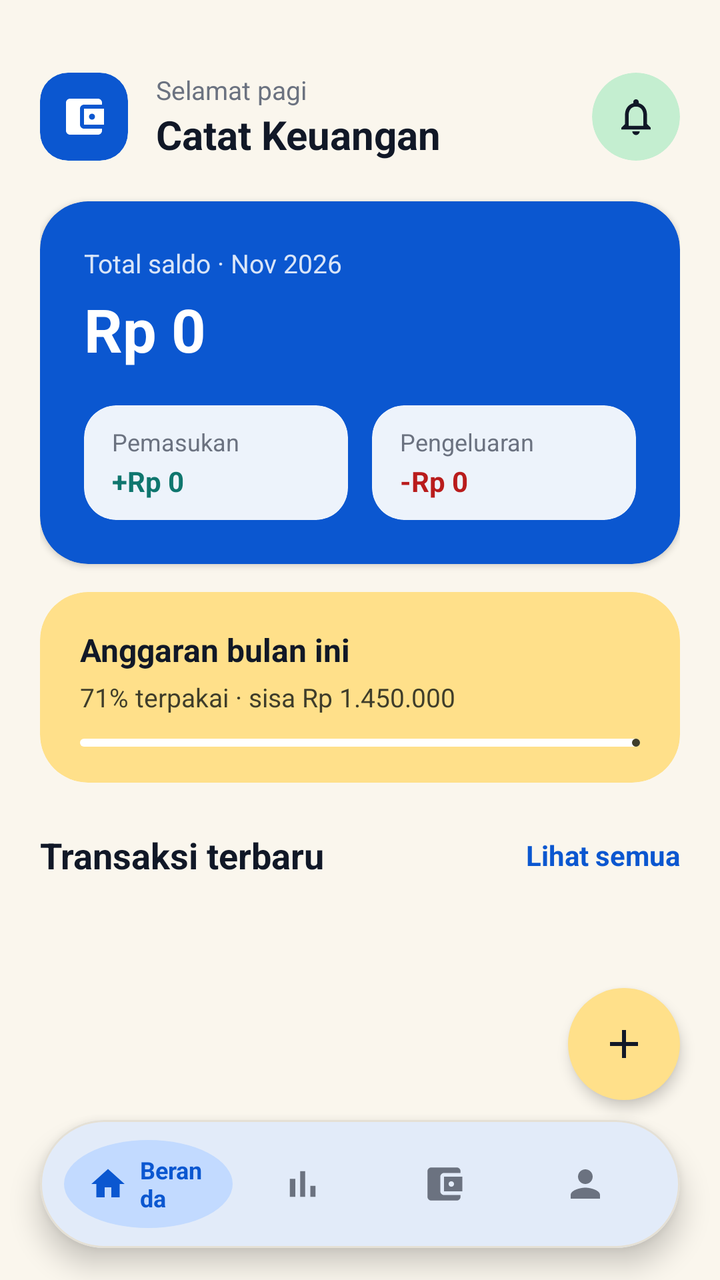
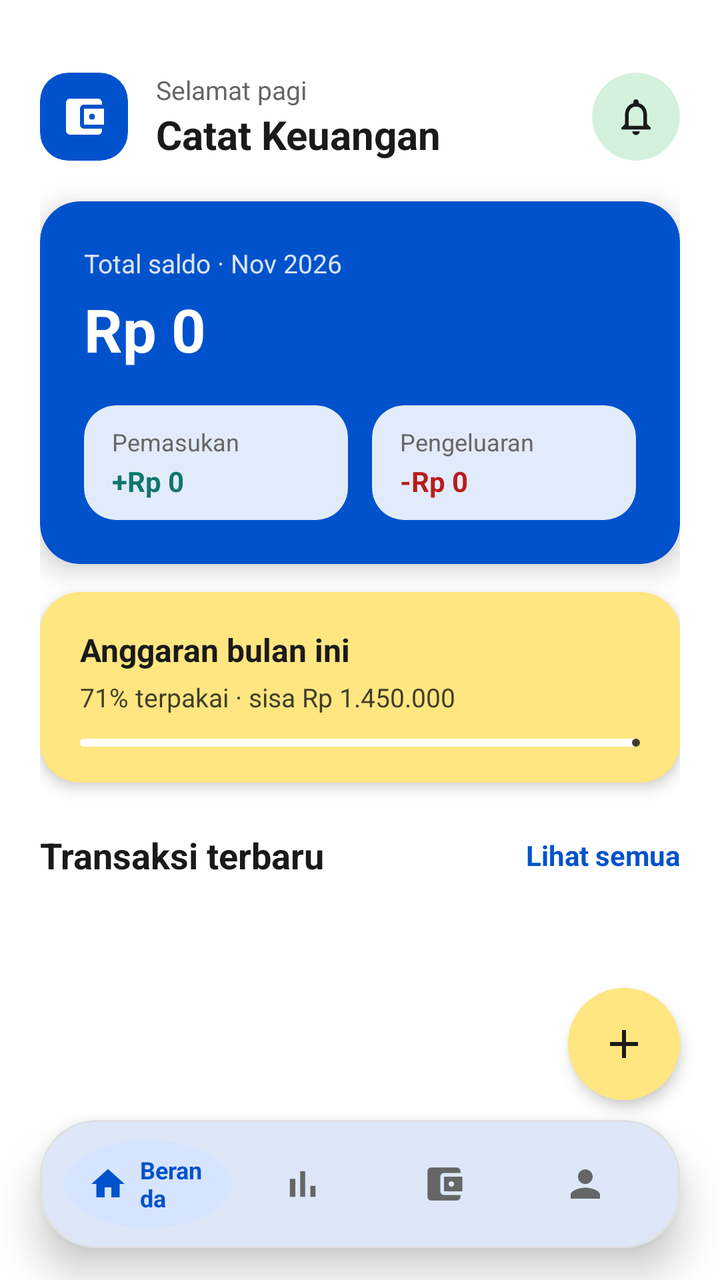

An Android layout rendered at two revisions. The XML below is the earlier revision; the diff shows what the commit changed to produce the second picture.
<!-- AndroidManifest.xml: application theme Theme.Keuangan -->
<!-- res/layout/activity_main.xml -->
<?xml version="1.0" encoding="utf-8"?>
<androidx.coordinatorlayout.widget.CoordinatorLayout
    xmlns:android="http://schemas.android.com/apk/res/android"
    xmlns:app="http://schemas.android.com/apk/res-auto"
    android:layout_width="match_parent"
    android:layout_height="match_parent"
    android:background="@color/brand_background">

    <androidx.core.widget.NestedScrollView
        android:layout_width="match_parent"
        android:layout_height="match_parent"
        android:clipToPadding="false"
        android:paddingBottom="100dp"
        android:fillViewport="true">

        <LinearLayout
            android:layout_width="match_parent"
            android:layout_height="wrap_content"
            android:orientation="vertical"
            android:paddingHorizontal="20dp"
            android:paddingTop="36dp">

            
            <LinearLayout
                android:layout_width="match_parent"
                android:layout_height="wrap_content"
                android:gravity="center_vertical"
                android:orientation="horizontal">

                <com.google.android.material.card.MaterialCardView
                    android:layout_width="44dp"
                    android:layout_height="44dp"
                    app:cardBackgroundColor="@color/brand_blue"
                    app:cardCornerRadius="14dp"
                    app:cardElevation="0dp"
                    app:strokeWidth="0dp">

                    <ImageView
                        android:layout_width="24dp"
                        android:layout_height="24dp"
                        android:layout_gravity="center"
                        android:src="@drawable/ic_wallet"
                        app:tint="#FFFFFF" />
                </com.google.android.material.card.MaterialCardView>

                <LinearLayout
                    android:layout_width="0dp"
                    android:layout_height="wrap_content"
                    android:layout_marginStart="14dp"
                    android:layout_weight="1"
                    android:orientation="vertical">

                    <TextView
                        android:layout_width="wrap_content"
                        android:layout_height="wrap_content"
                        android:text="Selamat pagi"
                        android:textColor="@color/brand_text_secondary"
                        android:textSize="13sp" />

                    <TextView
                        android:layout_width="wrap_content"
                        android:layout_height="wrap_content"
                        android:text="Catat Keuangan"
                        android:textColor="@color/brand_text_primary"
                        android:textSize="20sp"
                        android:textStyle="bold" />
                </LinearLayout>

                <com.google.android.material.card.MaterialCardView
                    android:id="@+id/btnNotification"
                    android:layout_width="44dp"
                    android:layout_height="44dp"
                    app:cardBackgroundColor="@color/brand_teal"
                    app:cardCornerRadius="22dp"
                    app:cardElevation="0dp"
                    app:strokeWidth="0dp">

                    <ImageView
                        android:layout_width="22dp"
                        android:layout_height="22dp"
                        android:layout_gravity="center"
                        android:src="@drawable/ic_notifications"
                        app:tint="@color/brand_text_primary" />
                </com.google.android.material.card.MaterialCardView>
            </LinearLayout>

            
            <com.google.android.material.card.MaterialCardView
                android:layout_width="match_parent"
                android:layout_height="wrap_content"
                android:layout_marginTop="20dp"
                app:cardBackgroundColor="@color/brand_blue"
                app:cardCornerRadius="24dp"
                app:cardElevation="2dp"
                app:strokeWidth="0dp">

                <LinearLayout
                    android:layout_width="match_parent"
                    android:layout_height="wrap_content"
                    android:orientation="vertical"
                    android:padding="22dp">

                    <TextView
                        android:id="@+id/tvBalanceHeaderMonth"
                        android:layout_width="wrap_content"
                        android:layout_height="wrap_content"
                        android:text="Total saldo · Nov 2026"
                        android:textColor="#FFFFFF"
                        android:alpha="0.85"
                        android:textSize="13sp" />

                    <TextView
                        android:id="@+id/tvTotalBalance"
                        android:layout_width="wrap_content"
                        android:layout_height="wrap_content"
                        android:layout_marginTop="4dp"
                        android:text="Rp 0"
                        android:textColor="#FFFFFF"
                        android:textSize="30sp"
                        android:textStyle="bold" />

                    <LinearLayout
                        android:layout_width="match_parent"
                        android:layout_height="wrap_content"
                        android:layout_marginTop="18dp"
                        android:orientation="horizontal">

                        
                        <com.google.android.material.card.MaterialCardView
                            android:layout_width="0dp"
                            android:layout_height="wrap_content"
                            android:layout_weight="1"
                            android:layout_marginEnd="6dp"
                            app:cardBackgroundColor="#FFFFFF"
                            app:cardCornerRadius="16dp"
                            app:cardElevation="0dp"
                            app:strokeWidth="0dp">

                            <LinearLayout
                                android:layout_width="match_parent"
                                android:layout_height="wrap_content"
                                android:orientation="vertical"
                                android:paddingHorizontal="14dp"
                                android:paddingVertical="10dp">

                                <TextView
                                    android:layout_width="wrap_content"
                                    android:layout_height="wrap_content"
                                    android:text="Pemasukan"
                                    android:textColor="@color/brand_text_secondary"
                                    android:textSize="12sp" />

                                <TextView
                                    android:id="@+id/tvTotalIncome"
                                    android:layout_width="wrap_content"
                                    android:layout_height="wrap_content"
                                    android:layout_marginTop="2dp"
                                    android:text="+Rp 0"
                                    android:textColor="@color/income_green"
                                    android:textSize="14sp"
                                    android:textStyle="bold" />
                            </LinearLayout>
                        </com.google.android.material.card.MaterialCardView>

                        
                        <com.google.android.material.card.MaterialCardView
                            android:layout_width="0dp"
                            android:layout_height="wrap_content"
                            android:layout_weight="1"
                            android:layout_marginStart="6dp"
                            app:cardBackgroundColor="#FFFFFF"
                            app:cardCornerRadius="16dp"
                            app:cardElevation="0dp"
                            app:strokeWidth="0dp">

                            <LinearLayout
                                android:layout_width="match_parent"
                                android:layout_height="wrap_content"
                                android:orientation="vertical"
                                android:paddingHorizontal="14dp"
                                android:paddingVertical="10dp">

                                <TextView
                                    android:layout_width="wrap_content"
                                    android:layout_height="wrap_content"
                                    android:text="Pengeluaran"
                                    android:textColor="@color/brand_text_secondary"
                                    android:textSize="12sp" />

                                <TextView
                                    android:id="@+id/tvTotalExpense"
                                    android:layout_width="wrap_content"
                                    android:layout_height="wrap_content"
                                    android:layout_marginTop="2dp"
                                    android:text="-Rp 0"
                                    android:textColor="@color/expense_red"
                                    android:textSize="14sp"
                                    android:textStyle="bold" />
                            </LinearLayout>
                        </com.google.android.material.card.MaterialCardView>
                    </LinearLayout>
                </LinearLayout>
            </com.google.android.material.card.MaterialCardView>

            
            <com.google.android.material.card.MaterialCardView
                android:layout_width="match_parent"
                android:layout_height="wrap_content"
                android:layout_marginTop="14dp"
                app:cardBackgroundColor="@color/brand_yellow"
                app:cardCornerRadius="24dp"
                app:cardElevation="0dp"
                app:strokeWidth="0dp">

                <LinearLayout
                    android:layout_width="match_parent"
                    android:layout_height="wrap_content"
                    android:orientation="vertical"
                    android:paddingHorizontal="20dp"
                    android:paddingVertical="18dp">

                    <TextView
                        android:layout_width="wrap_content"
                        android:layout_height="wrap_content"
                        android:text="Anggaran bulan ini"
                        android:textColor="@color/brand_text_primary"
                        android:textSize="16sp"
                        android:textStyle="bold" />

                    <TextView
                        android:id="@+id/tvBudgetSubtitle"
                        android:layout_width="wrap_content"
                        android:layout_height="wrap_content"
                        android:layout_marginTop="4dp"
                        android:text="71% terpakai · sisa Rp 1.450.000"
                        android:textColor="#3F3D2A"
                        android:textSize="13sp" />

                    <com.google.android.material.progressindicator.LinearProgressIndicator
                        android:id="@+id/pbBudget"
                        android:layout_width="match_parent"
                        android:layout_height="8dp"
                        android:layout_marginTop="12dp"
                        android:progress="71"
                        app:indicatorColor="#3F3D2A"
                        app:trackColor="#FFFFFF"
                        app:trackCornerRadius="4dp" />
                </LinearLayout>
            </com.google.android.material.card.MaterialCardView>

            
            <LinearLayout
                android:layout_width="match_parent"
                android:layout_height="wrap_content"
                android:layout_marginTop="24dp"
                android:layout_marginBottom="12dp"
                android:gravity="center_vertical"
                android:orientation="horizontal">

                <TextView
                    android:layout_width="0dp"
                    android:layout_height="wrap_content"
                    android:layout_weight="1"
                    android:text="Transaksi terbaru"
                    android:textColor="@color/brand_text_primary"
                    android:textSize="18sp"
                    android:textStyle="bold" />

                <TextView
                    android:id="@+id/tvSeeAll"
                    android:layout_width="wrap_content"
                    android:layout_height="wrap_content"
                    android:text="Lihat semua"
                    android:textColor="@color/brand_blue"
                    android:textSize="14sp"
                    android:textStyle="bold" />
            </LinearLayout>

            <TextView
                android:id="@+id/tvEmptyState"
                android:layout_width="match_parent"
                android:layout_height="wrap_content"
                android:layout_marginTop="20dp"
                android:gravity="center"
                android:text="Belum ada transaksi"
                android:textColor="@color/brand_text_secondary"
                android:textSize="14sp"
                android:visibility="gone" />

            <androidx.recyclerview.widget.RecyclerView
                android:id="@+id/rvTransactions"
                android:layout_width="match_parent"
                android:layout_height="wrap_content"
                android:nestedScrollingEnabled="false" />
        </LinearLayout>
    </androidx.core.widget.NestedScrollView>

    
    <com.google.android.material.floatingactionbutton.FloatingActionButton
        android:id="@+id/fabAdd"
        android:layout_width="wrap_content"
        android:layout_height="wrap_content"
        android:layout_gravity="bottom|end"
        android:layout_marginEnd="20dp"
        android:layout_marginBottom="90dp"
        android:contentDescription="Catat transaksi"
        android:src="@drawable/ic_add"
        app:backgroundTint="@color/brand_yellow"
        app:elevation="4dp"
        app:fabSize="normal"
        app:shapeAppearanceOverlay="@style/ShapeAppearance.Material3.Corner.Full"
        app:tint="@color/brand_text_primary" />

    
    <com.google.android.material.card.MaterialCardView
        android:layout_width="match_parent"
        android:layout_height="64dp"
        android:layout_gravity="bottom"
        android:layout_marginHorizontal="20dp"
        android:layout_marginBottom="16dp"
        app:cardBackgroundColor="@color/brand_surface"
        app:cardCornerRadius="32dp"
        app:cardElevation="8dp"
        app:strokeColor="@color/brand_outline"
        app:strokeWidth="1dp">

        <LinearLayout
            android:layout_width="match_parent"
            android:layout_height="match_parent"
            android:gravity="center_vertical"
            android:orientation="horizontal"
            android:paddingHorizontal="12dp">

            
            <LinearLayout
                android:id="@+id/tabHome"
                android:layout_width="0dp"
                android:layout_height="44dp"
                android:layout_weight="1.2"
                android:background="@drawable/bg_circle"
                android:backgroundTint="@color/brand_light_blue"
                android:gravity="center"
                android:orientation="horizontal"
                android:paddingHorizontal="12dp">

                <ImageView
                    android:layout_width="20dp"
                    android:layout_height="20dp"
                    android:src="@drawable/ic_home"
                    app:tint="@color/brand_blue" />

                <TextView
                    android:layout_width="wrap_content"
                    android:layout_height="wrap_content"
                    android:layout_marginStart="6dp"
                    android:text="Beranda"
                    android:textColor="@color/brand_blue"
                    android:textSize="12sp"
                    android:textStyle="bold" />
            </LinearLayout>

            
            <LinearLayout
                android:id="@+id/tabStats"
                android:layout_width="0dp"
                android:layout_height="44dp"
                android:layout_weight="1"
                android:gravity="center"
                android:orientation="vertical">

                <ImageView
                    android:layout_width="22dp"
                    android:layout_height="22dp"
                    android:src="@drawable/ic_bar_chart"
                    app:tint="@color/brand_text_secondary" />
            </LinearLayout>

            
            <LinearLayout
                android:id="@+id/tabWallet"
                android:layout_width="0dp"
                android:layout_height="44dp"
                android:layout_weight="1"
                android:gravity="center"
                android:orientation="vertical">

                <ImageView
                    android:layout_width="22dp"
                    android:layout_height="22dp"
                    android:src="@drawable/ic_wallet"
                    app:tint="@color/brand_text_secondary" />
            </LinearLayout>

            
            <LinearLayout
                android:id="@+id/tabProfile"
                android:layout_width="0dp"
                android:layout_height="44dp"
                android:layout_weight="1"
                android:gravity="center"
                android:orientation="vertical">

                <ImageView
                    android:layout_width="22dp"
                    android:layout_height="22dp"
                    android:src="@drawable/ic_person"
                    app:tint="@color/brand_text_secondary" />
            </LinearLayout>
        </LinearLayout>
    </com.google.android.material.card.MaterialCardView>
</androidx.coordinatorlayout.widget.CoordinatorLayout>
<!-- resources referenced by this layout -->
<resources>
  <color name="brand_background">#FAF6ED</color>
  <color name="brand_blue">#0B57D0</color>
  <color name="brand_light_blue">#C2DAFF</color>
  <color name="brand_outline">#E5E0D5</color>
  <color name="brand_surface">#FFFFFF</color>
  <color name="brand_teal">#C4EED0</color>
  <color name="brand_text_primary">#111827</color>
  <color name="brand_text_secondary">#6B7280</color>
  <color name="brand_yellow">#FFE08A</color>
  <color name="expense_red">#B91C1C</color>
  <color name="income_green">#0F766E</color>
  <!-- drawable bg_circle (drawable) -->
  <shape xmlns:android="http://schemas.android.com/apk/res/android"
      android:shape="oval">
      <solid android:color="@color/income_container" />
  </shape>
  <!-- drawable ic_add (drawable) -->
  <vector xmlns:android="http://schemas.android.com/apk/res/android"
      android:width="24dp"
      android:height="24dp"
      android:viewportWidth="24"
      android:viewportHeight="24">
      <path
          android:fillColor="#FF1A1A1A"
          android:pathData="M19,13h-6v6h-2v-6H5v-2h6V5h2v6h6v2z"/>
  </vector>
  <!-- drawable ic_bar_chart (drawable) -->
  <vector xmlns:android="http://schemas.android.com/apk/res/android"
      android:width="24dp"
      android:height="24dp"
      android:viewportWidth="24"
      android:viewportHeight="24">
      <path
          android:fillColor="#FF1A1A1A"
          android:pathData="M5,9.2h3V19H5zM10.6,5h2.8v14h-2.8zM16.2,13H19v6h-2.8z"/>
  </vector>
  <!-- drawable ic_home (drawable) -->
  <vector xmlns:android="http://schemas.android.com/apk/res/android"
      android:width="24dp"
      android:height="24dp"
      android:viewportWidth="24"
      android:viewportHeight="24">
      <path
          android:fillColor="#FF1A1A1A"
          android:pathData="M10,20v-6h4v6h5v-8h3L12,3 2,12h3v8z"/>
  </vector>
  <!-- drawable ic_notifications (drawable) -->
  <vector xmlns:android="http://schemas.android.com/apk/res/android"
      android:width="24dp"
      android:height="24dp"
      android:viewportWidth="24"
      android:viewportHeight="24">
      <path
          android:fillColor="#FF1A1A1A"
          android:pathData="M12,22c1.1,0 2,-0.9 2,-2h-4c0,1.1 0.9,2 2,2zm6,-6v-5c0,-3.07 -1.63,-5.64 -4.5,-6.32V4c0,-0.83 -0.67,-1.5 -1.5,-1.5s-1.5,0.67 -1.5,1.5v0.68C7.64,5.36 6,7.92 6,11v5l-2,2v1h16v-1l-2,-2zm-2,1H8v-6c0,-2.48 1.51,-4.5 4,-4.5s4,2.02 4,4.5v6z"/>
  </vector>
  <!-- drawable ic_person (drawable) -->
  <vector xmlns:android="http://schemas.android.com/apk/res/android"
      android:width="24dp"
      android:height="24dp"
      android:viewportWidth="24"
      android:viewportHeight="24">
      <path
          android:fillColor="#FF1A1A1A"
          android:pathData="M12,12c2.21,0 4,-1.79 4,-4s-1.79,-4 -4,-4 -4,1.79 -4,4 1.79,4 4,4zm0,2c-2.67,0 -8,1.34 -8,4v2h16v-2c0,-2.66 -5.33,-4 -8,-4z"/>
  </vector>
  <!-- drawable ic_wallet (drawable) -->
  <vector xmlns:android="http://schemas.android.com/apk/res/android"
      android:width="24dp"
      android:height="24dp"
      android:viewportWidth="24"
      android:viewportHeight="24">
      <path
          android:fillColor="#FFFFFFFF"
          android:pathData="M21,18v1c0,1.1 -0.9,2 -2,2H5c-1.11,0 -2,-0.9 -2,-2V5c0,-1.1 0.89,-2 2,-2h14c1.1,0 2,0.9 2,2v1h-9c-1.11,0 -2,0.9 -2,2v8c0,1.1 0.89,2 2,2h9zm-9,-2h10V8H12v8zm4,-2.5c-0.83,0 -1.5,-0.67 -1.5,-1.5s0.67,-1.5 1.5,-1.5 1.5,0.67 1.5,1.5 -0.67,1.5 -1.5,1.5z"/>
  </vector>
  <color name="income_container">#C4EED0</color>
  <color name="md_theme_light_primary">#0B57D0</color>
  <color name="md_theme_light_onPrimary">#FFFFFF</color>
  <color name="md_theme_light_primaryContainer">#C2DAFF</color>
  <color name="md_theme_light_onPrimaryContainer">#041E49</color>
  <color name="md_theme_light_background">#FAF6ED</color>
  <color name="md_theme_light_surface">#FFFFFF</color>
  <color name="md_theme_light_onSurface">#111827</color>
  <color name="md_theme_light_surfaceContainer">#FAF6ED</color>
  <!-- unchanged entries left out for length: 1 -->
</resources>

<!-- the commit's change to res/layout/activity_main.xml (unified diff, before → after) -->
@@ -90,8 +90,8 @@
                 android:layout_height="wrap_content"
                 android:layout_marginTop="20dp"
                 app:cardBackgroundColor="@color/brand_blue"
-                app:cardCornerRadius="24dp"
-                app:cardElevation="2dp"
+                app:cardCornerRadius="20dp"
+                app:cardElevation="8dp"
                 app:strokeWidth="0dp">
 
                 <LinearLayout
@@ -208,8 +208,8 @@
                 android:layout_height="wrap_content"
                 android:layout_marginTop="14dp"
                 app:cardBackgroundColor="@color/brand_yellow"
-                app:cardCornerRadius="24dp"
-                app:cardElevation="0dp"
+                app:cardCornerRadius="20dp"
+                app:cardElevation="4dp"
                 app:strokeWidth="0dp">
 
                 <LinearLayout
@@ -319,8 +319,8 @@
         android:layout_marginHorizontal="20dp"
         android:layout_marginBottom="16dp"
         app:cardBackgroundColor="@color/brand_surface"
-        app:cardCornerRadius="32dp"
-        app:cardElevation="8dp"
+        app:cardCornerRadius="28dp"
+        app:cardElevation="12dp"
         app:strokeColor="@color/brand_outline"
         app:strokeWidth="1dp">
 
<!-- resource entries referenced after the edit -->
@@ -1,14 +1,14 @@
 <!-- resources referenced by this layout -->
 <resources>
-  <color name="brand_background">#FAF6ED</color>
-  <color name="brand_blue">#0B57D0</color>
-  <color name="brand_light_blue">#C2DAFF</color>
-  <color name="brand_outline">#E5E0D5</color>
+  <color name="brand_background">#FFFFFF</color>
+  <color name="brand_blue">#0052CC</color>
+  <color name="brand_light_blue">#D6E4FF</color>
+  <color name="brand_outline">#E0E0E0</color>
   <color name="brand_surface">#FFFFFF</color>
-  <color name="brand_teal">#C4EED0</color>
-  <color name="brand_text_primary">#111827</color>
-  <color name="brand_text_secondary">#6B7280</color>
-  <color name="brand_yellow">#FFE08A</color>
+  <color name="brand_teal">#D4F1DE</color>
+  <color name="brand_text_primary">#1A1A1A</color>
+  <color name="brand_text_secondary">#666666</color>
+  <color name="brand_yellow">#FFE680</color>
   <color name="expense_red">#B91C1C</color>
   <color name="income_green">#0F766E</color>
   <!-- drawable bg_circle (drawable) -->
